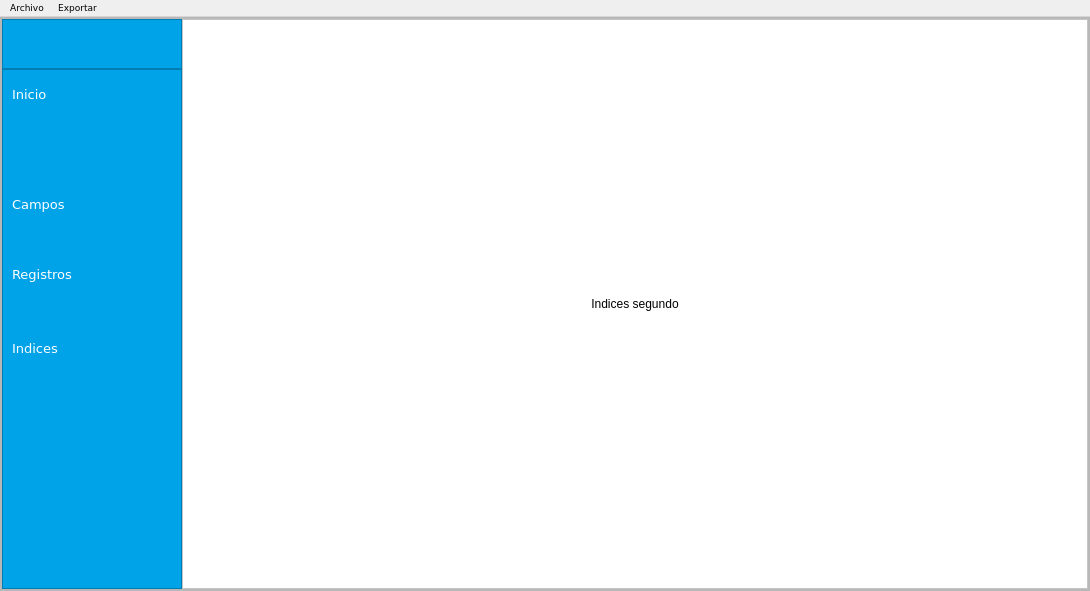
Before: the Qt Designer form mainwindow.ui in evaldez11/proyecto-EDDII, drawn with Qt 5.
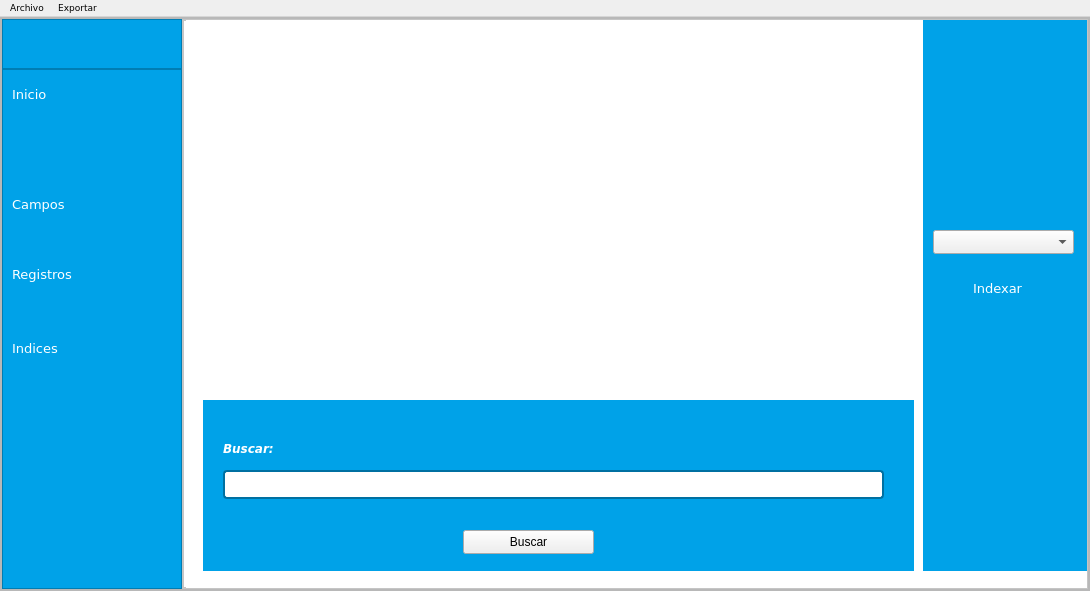
After: the same form once the commit is applied. The open tabs and pages were chosen to show the change. Icons and pictures are not drawn.

```diff
--- a/mainwindow.ui
+++ b/mainwindow.ui
@@ -443,13 +443,530 @@
                   <number>0</number>
                  </property>
                  <item>
-                  <widget class="QLabel" name="label">
-                   <property name="text">
-                    <string>Indices segundo</string>
+                  <widget class="QFrame" name="frame_12">
+                   <property name="frameShape">
+                    <enum>QFrame::Shape::StyledPanel</enum>
                    </property>
-                   <property name="alignment">
-                    <set>Qt::AlignmentFlag::AlignCenter</set>
+                   <property name="frameShadow">
+                    <enum>QFrame::Shadow::Raised</enum>
                    </property>
+                   <widget class="QLabel" name="label">
+                    <property name="geometry">
+                     <rect>
+                      <x>3</x>
+                      <y>0</y>
+                      <width>901</width>
+                      <height>571</height>
+                     </rect>
+                    </property>
+                    <property name="text">
+                     <string>Indices segundo</string>
+                    </property>
+                    <property name="alignment">
+                     <set>Qt::AlignmentFlag::AlignCenter</set>
+                    </property>
+                   </widget>
+                   <widget class="QFrame" name="frame_13">
+                    <property name="geometry">
+                     <rect>
+                      <x>740</x>
+                      <y>0</y>
+                      <width>171</width>
+                      <height>551</height>
+                     </rect>
+                    </property>
+                    <property name="styleSheet">
+                     <string notr="true">QFrame{
+background: #00A2E8;
+}</string>
+                    </property>
+                    <property name="frameShape">
+                     <enum>QFrame::Shape::NoFrame</enum>
+                    </property>
+                    <property name="frameShadow">
+                     <enum>QFrame::Shadow::Raised</enum>
+                    </property>
+                    <widget class="QPushButton" name="pushButtonIndexar">
+                     <property name="geometry">
+                      <rect>
+                       <x>40</x>
+                       <y>250</y>
+                       <width>91</width>
+                       <height>36</height>
+                      </rect>
+                     </property>
+                     <property name="font">
+                      <font>
+                       <family>Verdana</family>
+                       <pointsize>10</pointsize>
+                      </font>
+                     </property>
+                     <property name="cursor">
+                      <cursorShape>PointingHandCursor</cursorShape>
+                     </property>
+                     <property name="styleSheet">
+                      <string notr="true">QPushButton{
+background: transparent;
+color: #fff;
+border: none;
+padding: 10px;
+text-align: left;
+}
+QPushButton:Hover{
+background: #0070A1;
+}</string>
+                     </property>
+                     <property name="text">
+                      <string>Indexar</string>
+                     </property>
+                     <property name="icon">
+                      <iconset theme="QIcon::ThemeIcon::FolderNew"/>
+                     </property>
+                     <property name="checkable">
+                      <bool>true</bool>
+                     </property>
+                     <property name="checked">
+                      <bool>false</bool>
+                     </property>
+                     <property name="autoExclusive">
+                      <bool>true</bool>
+                     </property>
+                     <property name="flat">
+                      <bool>false</bool>
+                     </property>
+                    </widget>
+                    <widget class="QComboBox" name="comboBoxLlavesSecundarias">
+                     <property name="geometry">
+                      <rect>
+                       <x>10</x>
+                       <y>210</y>
+                       <width>141</width>
+                       <height>24</height>
+                      </rect>
+                     </property>
+                    </widget>
+                   </widget>
+                   <widget class="QFrame" name="frame_14">
+                    <property name="geometry">
+                     <rect>
+                      <x>20</x>
+                      <y>380</y>
+                      <width>711</width>
+                      <height>171</height>
+                     </rect>
+                    </property>
+                    <property name="styleSheet">
+                     <string notr="true">QFrame{
+background: #00A2E8;
+}</string>
+                    </property>
+                    <property name="frameShape">
+                     <enum>QFrame::Shape::NoFrame</enum>
+                    </property>
+                    <property name="frameShadow">
+                     <enum>QFrame::Shadow::Raised</enum>
+                    </property>
+                    <widget class="QLabel" name="label_11">
+                     <property name="geometry">
+                      <rect>
+                       <x>20</x>
+                       <y>40</y>
+                       <width>84</width>
+                       <height>16</height>
+                      </rect>
+                     </property>
+                     <property name="palette">
+                      <palette>
+                       <active>
+                        <colorrole role="WindowText">
+                         <brush brushstyle="SolidPattern">
+                          <color alpha="255">
+                           <red>255</red>
+                           <green>255</green>
+                           <blue>255</blue>
+                          </color>
+                         </brush>
+                        </colorrole>
+                        <colorrole role="Button">
+                         <brush brushstyle="SolidPattern">
+                          <color alpha="255">
+                           <red>0</red>
+                           <green>162</green>
+                           <blue>232</blue>
+                          </color>
+                         </brush>
+                        </colorrole>
+                        <colorrole role="Text">
+                         <brush brushstyle="SolidPattern">
+                          <color alpha="255">
+                           <red>255</red>
+                           <green>255</green>
+                           <blue>255</blue>
+                          </color>
+                         </brush>
+                        </colorrole>
+                        <colorrole role="ButtonText">
+                         <brush brushstyle="SolidPattern">
+                          <color alpha="255">
+                           <red>255</red>
+                           <green>255</green>
+                           <blue>255</blue>
+                          </color>
+                         </brush>
+                        </colorrole>
+                        <colorrole role="Base">
+                         <brush brushstyle="SolidPattern">
+                          <color alpha="255">
+                           <red>0</red>
+                           <green>162</green>
+                           <blue>232</blue>
+                          </color>
+                         </brush>
+                        </colorrole>
+                        <colorrole role="Window">
+                         <brush brushstyle="SolidPattern">
+                          <color alpha="255">
+                           <red>0</red>
+                           <green>162</green>
+                           <blue>232</blue>
+                          </color>
+                         </brush>
+                        </colorrole>
+                        <colorrole role="PlaceholderText">
+                         <brush brushstyle="SolidPattern">
+                          <color alpha="128">
+                           <red>255</red>
+                           <green>255</green>
+                           <blue>255</blue>
+                          </color>
+                         </brush>
+                        </colorrole>
+                       </active>
+                       <inactive>
+                        <colorrole role="WindowText">
+                         <brush brushstyle="SolidPattern">
+                          <color alpha="255">
+                           <red>255</red>
+                           <green>255</green>
+                           <blue>255</blue>
+                          </color>
+                         </brush>
+                        </colorrole>
+                        <colorrole role="Button">
+                         <brush brushstyle="SolidPattern">
+                          <color alpha="255">
+                           <red>0</red>
+                           <green>162</green>
+                           <blue>232</blue>
+                          </color>
+                         </brush>
+                        </colorrole>
+                        <colorrole role="Text">
+                         <brush brushstyle="SolidPattern">
+                          <color alpha="255">
+                           <red>255</red>
+                           <green>255</green>
+                           <blue>255</blue>
+                          </color>
+                         </brush>
+                        </colorrole>
+                        <colorrole role="ButtonText">
+                         <brush brushstyle="SolidPattern">
+                          <color alpha="255">
+                           <red>255</red>
+                           <green>255</green>
+                           <blue>255</blue>
+                          </color>
+                         </brush>
+                        </colorrole>
+                        <colorrole role="Base">
+                         <brush brushstyle="SolidPattern">
+                          <color alpha="255">
+                           <red>0</red>
+                           <green>162</green>
+                           <blue>232</blue>
+                          </color>
+                         </brush>
+                        </colorrole>
+                        <colorrole role="Window">
+                         <brush brushstyle="SolidPattern">
+                          <color alpha="255">
+                           <red>0</red>
+                           <green>162</green>
+                           <blue>232</blue>
+                          </color>
+                         </brush>
+                        </colorrole>
+                        <colorrole role="PlaceholderText">
+                         <brush brushstyle="SolidPattern">
+                          <color alpha="128">
+                           <red>255</red>
+                           <green>255</green>
+                           <blue>255</blue>
+                          </color>
+                         </brush>
+                        </colorrole>
+                       </inactive>
+                       <disabled>
+                        <colorrole role="WindowText">
+                         <brush brushstyle="SolidPattern">
+                          <color alpha="255">
+                           <red>255</red>
+                           <green>255</green>
+                           <blue>255</blue>
+                          </color>
+                         </brush>
+                        </colorrole>
+                        <colorrole role="Button">
+                         <brush brushstyle="SolidPattern">
+                          <color alpha="255">
+                           <red>0</red>
+                           <green>162</green>
+                           <blue>232</blue>
+                          </color>
+                         </brush>
+                        </colorrole>
+                        <colorrole role="Text">
+                         <brush brushstyle="SolidPattern">
+                          <color alpha="255">
+                           <red>255</red>
+                           <green>255</green>
+                           <blue>255</blue>
+                          </color>
+                         </brush>
+                        </colorrole>
+                        <colorrole role="ButtonText">
+                         <brush brushstyle="SolidPattern">
+                          <color alpha="255">
+                           <red>255</red>
+                           <green>255</green>
+                           <blue>255</blue>
+                          </color>
+                         </brush>
+                        </colorrole>
+                        <colorrole role="Base">
+                         <brush brushstyle="SolidPattern">
+                          <color alpha="255">
+                           <red>0</red>
+                           <green>162</green>
+                           <blue>232</blue>
+                          </color>
+                         </brush>
+                        </colorrole>
+                        <colorrole role="Window">
+                         <brush brushstyle="SolidPattern">
+                          <color alpha="255">
+                           <red>0</red>
+                           <green>162</green>
+                           <blue>232</blue>
+                          </color>
+                         </brush>
+                        </colorrole>
+                        <colorrole role="PlaceholderText">
+                         <brush brushstyle="SolidPattern">
+                          <color alpha="128">
+                           <red>255</red>
+                           <green>255</green>
+                           <blue>255</blue>
+                          </color>
+                         </brush>
+                        </colorrole>
+                       </disabled>
+                      </palette>
+                     </property>
+                     <property name="font">
+                      <font>
+                       <family>Verdana</family>
+                       <pointsize>9</pointsize>
+                       <italic>true</italic>
+                       <bold>true</bold>
+                      </font>
+                     </property>
+                     <property name="styleSheet">
+                      <string notr="true">/* Etiquetas */
+QLabel {
+    color: #ffffff;
+    font-weight: bold;
+    font-size: 9pt;
+}</string>
+                     </property>
+                     <property name="text">
+                      <string>Buscar:</string>
+                     </property>
+                    </widget>
+                    <widget class="QLineEdit" name="lineEditInfo_2">
+                     <property name="geometry">
+                      <rect>
+                       <x>20</x>
+                       <y>70</y>
+                       <width>661</width>
+                       <height>29</height>
+                      </rect>
+                     </property>
+                     <property name="font">
+                      <font>
+                       <family>Verdana</family>
+                      </font>
+                     </property>
+                     <property name="styleSheet">
+                      <string notr="true">/* QLineEdit */
+QLineEdit {
+    background: #ffffff;
+    border: 2px solid #0070A1;
+    border-radius: 4px;
+    padding: 4px 6px;
+    color: #000000;           /* TEXTO NEGRO */
+}
+
+QLineEdit:focus {
+    border: 2px solid #ffffff;
+    background: #ffffff;
+}</string>
+                     </property>
+                    </widget>
+                    <widget class="QPushButton" name="pushButtonBuscarInd">
+                     <property name="geometry">
+                      <rect>
+                       <x>260</x>
+                       <y>130</y>
+                       <width>131</width>
+                       <height>24</height>
+                      </rect>
+                     </property>
+                     <property name="text">
+                      <string>Buscar</string>
+                     </property>
+                    </widget>
+                   </widget>
+                   <widget class="QLabel" name="labelBuscarInd">
+                    <property name="geometry">
+                     <rect>
+                      <x>20</x>
+                      <y>20</y>
+                      <width>701</width>
+                      <height>331</height>
+                     </rect>
+                    </property>
+                    <property name="palette">
+                     <palette>
+                      <active>
+                       <colorrole role="WindowText">
+                        <brush brushstyle="SolidPattern">
+                         <color alpha="255">
+                          <red>0</red>
+                          <green>0</green>
+                          <blue>0</blue>
+                         </color>
+                        </brush>
+                       </colorrole>
+                       <colorrole role="Button">
+                        <brush brushstyle="SolidPattern">
+                         <color alpha="255">
+                          <red>255</red>
+                          <green>255</green>
+                          <blue>255</blue>
+                         </color>
+                        </brush>
+                       </colorrole>
+                       <colorrole role="Base">
+                        <brush brushstyle="SolidPattern">
+                         <color alpha="255">
+                          <red>255</red>
+                          <green>255</green>
+                          <blue>255</blue>
+                         </color>
+                        </brush>
+                       </colorrole>
+                       <colorrole role="Window">
+                        <brush brushstyle="SolidPattern">
+                         <color alpha="255">
+                          <red>255</red>
+                          <green>255</green>
+                          <blue>255</blue>
+                         </color>
+                        </brush>
+                       </colorrole>
+                      </active>
+                      <inactive>
+                       <colorrole role="WindowText">
+                        <brush brushstyle="SolidPattern">
+                         <color alpha="255">
+                          <red>0</red>
+                          <green>0</green>
+                          <blue>0</blue>
+                         </color>
+                        </brush>
+                       </colorrole>
+                       <colorrole role="Button">
+                        <brush brushstyle="SolidPattern">
+                         <color alpha="255">
+                          <red>255</red>
+                          <green>255</green>
+                          <blue>255</blue>
+                         </color>
+                        </brush>
+                       </colorrole>
+                       <colorrole role="Base">
+                        <brush brushstyle="SolidPattern">
+                         <color alpha="255">
+                          <red>255</red>
+                          <green>255</green>
+                          <blue>255</blue>
+                         </color>
+                        </brush>
+                       </colorrole>
+                       <colorrole role="Window">
+                        <brush brushstyle="SolidPattern">
+                         <color alpha="255">
+                          <red>255</red>
+                          <green>255</green>
+                          <blue>255</blue>
+                         </color>
+                        </brush>
+                       </colorrole>
+                      </inactive>
+                      <disabled>
+                       <colorrole role="Button">
+                        <brush brushstyle="SolidPattern">
+                         <color alpha="255">
+                          <red>255</red>
+                          <green>255</green>
+                          <blue>255</blue>
+                         </color>
+                        </brush>
+                       </colorrole>
+                       <colorrole role="Base">
+                        <brush brushstyle="SolidPattern">
+                         <color alpha="255">
+                          <red>255</red>
+                          <green>255</green>
+                          <blue>255</blue>
+                         </color>
+                        </brush>
+                       </colorrole>
+                       <colorrole role="Window">
+                        <brush brushstyle="SolidPattern">
+                         <color alpha="255">
+                          <red>255</red>
+                          <green>255</green>
+                          <blue>255</blue>
+                         </color>
+                        </brush>
+                       </colorrole>
+                      </disabled>
+                     </palette>
+                    </property>
+                    <property name="font">
+                     <font>
+                      <pointsize>18</pointsize>
+                      <italic>true</italic>
+                      <bold>true</bold>
+                     </font>
+                    </property>
+                    <property name="text">
+                     <string/>
+                    </property>
+                   </widget>
                   </widget>
                  </item>
                 </layout>
```
Left out of the diff: 2 changed lines with no effect on the pictures.
